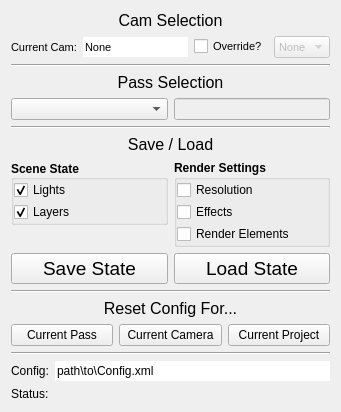
The window that radish_standalone.ui (stephensmitchell-forks/radish) describes before a commit, drawn with Qt 5.
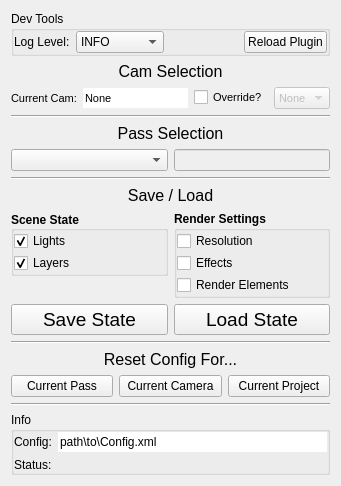
The same window after the commit.

Commit message:
Initial commit of Dec 2018 refactor. Will be reorganizing code to make better use of classes where appropriate, and enough abstraction to make Radish work better on its own or in a larger system.
-Updated GUI to include a Dev Tools section, with options to set logger verbosity and reload modules.

Patch:
```diff
--- a/radish_standalone.ui
+++ b/radish_standalone.ui
@@ -7,7 +7,7 @@
     <x>0</x>
     <y>0</y>
     <width>341</width>
-    <height>399</height>
+    <height>461</height>
    </rect>
   </property>
   <property name="sizePolicy">
@@ -26,6 +26,118 @@
    <string>Radish</string>
   </property>
   <layout class="QVBoxLayout" name="verticalLayout">
+   <item>
+    <widget class="QGroupBox" name="grp_devTools">
+     <property name="font">
+      <font>
+       <weight>50</weight>
+       <bold>false</bold>
+      </font>
+     </property>
+     <property name="title">
+      <string>Dev Tools</string>
+     </property>
+     <property name="flat">
+      <bool>true</bool>
+     </property>
+     <layout class="QGridLayout" name="gridLayout">
+      <property name="leftMargin">
+       <number>0</number>
+      </property>
+      <property name="topMargin">
+       <number>0</number>
+      </property>
+      <property name="rightMargin">
+       <number>0</number>
+      </property>
+      <property name="bottomMargin">
+       <number>0</number>
+      </property>
+      <item row="0" column="3">
+       <widget class="QPushButton" name="dev_reload_btn">
+        <property name="font">
+         <font>
+          <weight>50</weight>
+          <bold>false</bold>
+         </font>
+        </property>
+        <property name="text">
+         <string>Reload Plugin</string>
+        </property>
+       </widget>
+      </item>
+      <item row="0" column="2">
+       <spacer name="horizontalSpacer">
+        <property name="orientation">
+         <enum>Qt::Horizontal</enum>
+        </property>
+        <property name="sizeHint" stdset="0">
+         <size>
+          <width>40</width>
+          <height>20</height>
+         </size>
+        </property>
+       </spacer>
+      </item>
+      <item row="0" column="1">
+       <widget class="QComboBox" name="dev_logger_cb">
+        <property name="font">
+         <font>
+          <weight>50</weight>
+          <bold>false</bold>
+         </font>
+        </property>
+        <property name="currentIndex">
+         <number>3</number>
+        </property>
+        <item>
+         <property name="text">
+          <string>CRITICAL</string>
+         </property>
+        </item>
+        <item>
+         <property name="text">
+          <string>ERROR</string>
+         </property>
+        </item>
+        <item>
+         <property name="text">
+          <string>WARNING</string>
+         </property>
+        </item>
+        <item>
+         <property name="text">
+          <string>INFO</string>
+         </property>
+        </item>
+        <item>
+         <property name="text">
+          <string>DEBUG</string>
+         </property>
+        </item>
+        <item>
+         <property name="text">
+          <string>NOTSET</string>
+         </property>
+        </item>
+       </widget>
+      </item>
+      <item row="0" column="0">
+       <widget class="QLabel" name="label_2">
+        <property name="font">
+         <font>
+          <weight>50</weight>
+          <bold>false</bold>
+         </font>
+        </property>
+        <property name="text">
+         <string>Log Level:</string>
+        </property>
+       </widget>
+      </item>
+     </layout>
+    </widget>
+   </item>
    <item>
     <widget class="QLabel" name="label_cam">
      <property name="font">
@@ -602,13 +714,25 @@
     </widget>
    </item>
    <item>
-    <widget class="QWidget" name="widget_info" native="true">
+    <widget class="QGroupBox" name="groupBox_info">
      <property name="sizePolicy">
       <sizepolicy hsizetype="MinimumExpanding" vsizetype="Minimum">
        <horstretch>0</horstretch>
        <verstretch>0</verstretch>
       </sizepolicy>
      </property>
+     <property name="font">
+      <font>
+       <weight>50</weight>
+       <bold>false</bold>
+      </font>
+     </property>
+     <property name="title">
+      <string>Info</string>
+     </property>
+     <property name="flat">
+      <bool>true</bool>
+     </property>
      <layout class="QFormLayout" name="formLayout_2">
       <property name="leftMargin">
        <number>0</number>
```
Left out of the diff: 14 changed lines with no effect on the pictures. The commit also changes 1 other file.
